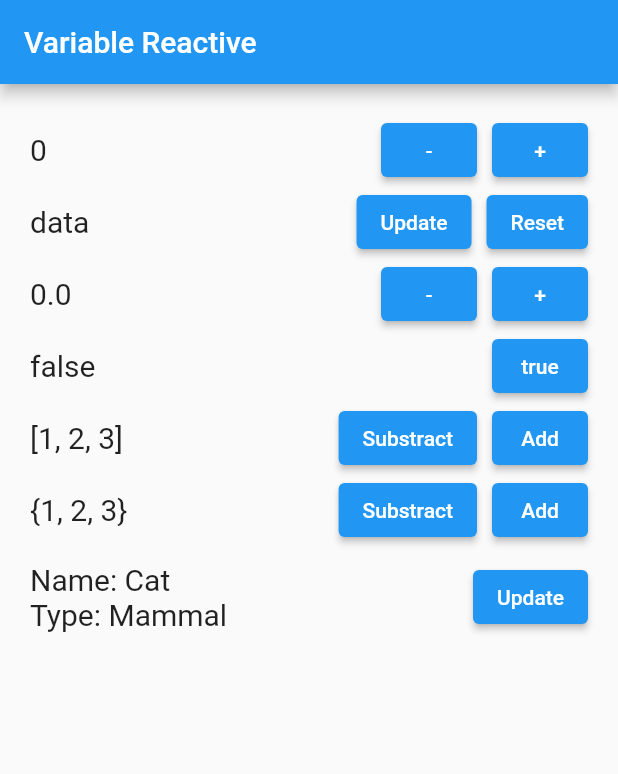
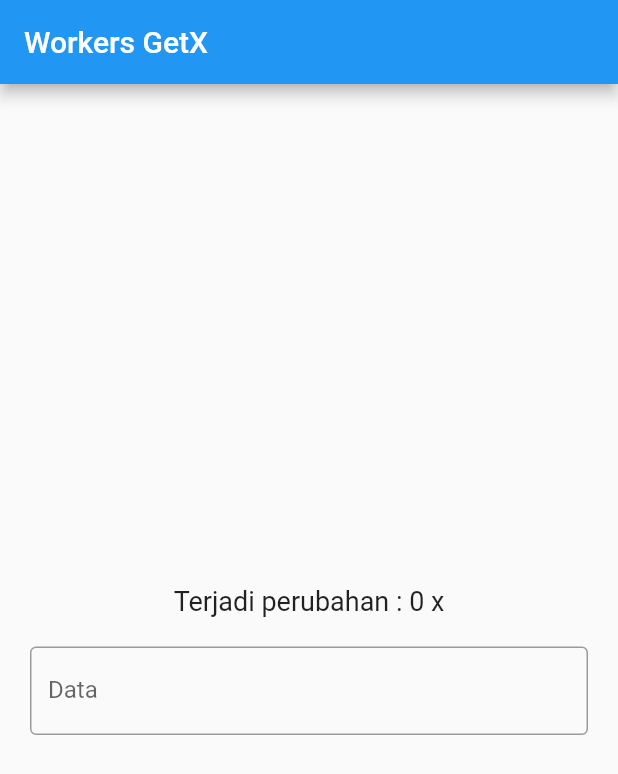
Before and after one commit to triagung128/flutter-getx-learn-basic, a Flutter app: the screen it shows after launch, on a phone screen of 412 x 824 dp. Shown: the top 774 px of the screen. Run offline on Flutter 3.47's test engine with Material 2 defaults, Android fonts, the phone set to English and light mode, and no system bars; our stand-ins replace get.

Commit message:
workers getx

```diff
--- a/lib/main.dart
+++ b/lib/main.dart
@@ -1,7 +1,7 @@
 import 'package:flutter/material.dart';
 import 'package:get/get.dart';
 
-import './variable_reactive/variable_reactive.dart';
+import './workers_getx/workers_getx.dart';
 
 void main() => runApp(const MyApp());
 
@@ -12,7 +12,7 @@ class MyApp extends StatelessWidget {
   Widget build(BuildContext context) {
     return GetMaterialApp(
       debugShowCheckedModeBanner: false,
-      home: VariableReactive(),
+      home: WorkersGetX(),
     );
   }
 }
--- /dev/null
+++ b/lib/workers_getx/workers_controller.dart
@@ -0,0 +1,34 @@
+import 'package:flutter/material.dart';
+import 'package:get/get.dart';
+
+class WorkersController extends GetxController {
+  RxInt dataObs = 0.obs;
+
+  void change() => dataObs++;
+
+  @override
+  void onInit() {
+    // eve() => memantau setiap ada perubahan
+    // ever(dataObs, (data) => debugPrint("perubahan"));
+
+    // once() => hanya memantau 1x atau memantau perubahan awal/pertama kali
+    // once(dataObs, (data) => debugPrint("hanya 1x pantau"));
+
+    // debounce() => mengeksekusi sesuai durasi yang ditentukan setelah
+    // berhenti memantau
+    // debounce(
+    //   dataObs,
+    //   (data) => debugPrint("dieksekusi 2 detik setelah berhenti memantau"),
+    //   time: const Duration(seconds: 2),
+    // );
+
+    // interval() => memantau setiap durasi yang ditentukan
+    interval(
+      dataObs,
+      (data) => debugPrint("dieksekusi 2 detik"),
+      time: const Duration(seconds: 2),
+    );
+
+    super.onInit();
+  }
+}
--- /dev/null
+++ b/lib/workers_getx/workers_getx.dart
@@ -0,0 +1,47 @@
+import 'package:flutter/material.dart';
+import 'package:get/get.dart';
+
+import './workers_controller.dart';
+
+class WorkersGetX extends StatelessWidget {
+  WorkersGetX({Key? key}) : super(key: key);
+
+  final workersC = Get.put(WorkersController());
+
+  @override
+  Widget build(BuildContext context) {
+    return Scaffold(
+      appBar: AppBar(
+        title: const Text("Workers GetX"),
+      ),
+      body: Center(
+        child: Padding(
+          padding: const EdgeInsets.all(20),
+          child: Column(
+            mainAxisAlignment: MainAxisAlignment.center,
+            children: [
+              Obx(
+                () => Text(
+                  "Terjadi perubahan : ${workersC.dataObs} x",
+                  style: const TextStyle(
+                    fontSize: 18,
+                  ),
+                ),
+              ),
+              const SizedBox(
+                height: 20,
+              ),
+              TextField(
+                onChanged: (value) => workersC.change(),
+                decoration: const InputDecoration(
+                  labelText: "Data",
+                  border: OutlineInputBorder(),
+                ),
+              ),
+            ],
+          ),
+        ),
+      ),
+    );
+  }
+}
```
